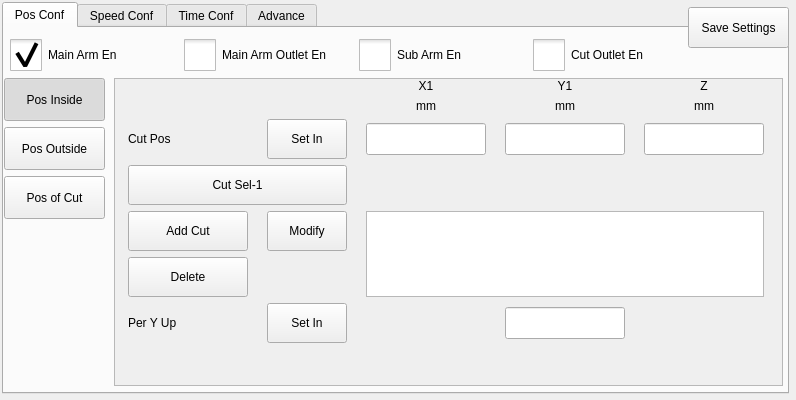
Before: the Qt Designer form hcinstruction/icsimpleteachpage.ui in dongdong-2009/3-5AxisRobot, drawn with Qt 5.
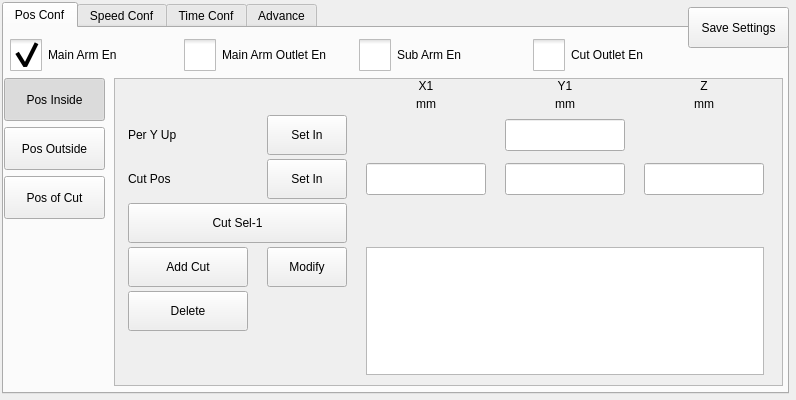
After: the same form once the commit is applied. The open tabs and pages were chosen to show the change. Icons and pictures are not drawn. Custom widgets are drawn as their Qt base class.

Commit message: 1.修复小问题

Diff of the .ui file:
```diff
--- a/hcinstruction/icsimpleteachpage.ui
+++ b/hcinstruction/icsimpleteachpage.ui
@@ -1289,6 +1289,9 @@
            <property name="bottomMargin">
             <number>10</number>
            </property>
+           <property name="verticalSpacing">
+            <number>4</number>
+           </property>
            <item row="0" column="3">
             <widget class="QLabel" name="pIX1Label_3">
              <property name="text">
@@ -1486,7 +1489,33 @@
              </property>
             </widget>
            </item>
-           <item row="7" column="2">
+           <item row="6" column="1">
+            <widget class="QPushButton" name="deleteCut">
+             <property name="minimumSize">
+              <size>
+               <width>0</width>
+               <height>40</height>
+              </size>
+             </property>
+             <property name="maximumSize">
+              <size>
+               <width>16777215</width>
+               <height>40</height>
+              </size>
+             </property>
+             <property name="text">
+              <string>Delete</string>
+             </property>
+            </widget>
+           </item>
+           <item row="2" column="1">
+            <widget class="QLabel" name="label_13">
+             <property name="text">
+              <string>Per Y Up</string>
+             </property>
+            </widget>
+           </item>
+           <item row="2" column="2">
             <widget class="QPushButton" name="cutPYUSetIn">
              <property name="minimumSize">
               <size>
@@ -1505,14 +1534,23 @@
              </property>
             </widget>
            </item>
-           <item row="4" column="3">
-            <widget class="QLabel" name="cutFInfo">
-             <property name="text">
-              <string/>
+           <item row="2" column="4">
+            <widget class="ICLineEditWithVirtualNumericKeypad" name="cutOutletPYU">
+             <property name="minimumSize">
+              <size>
+               <width>0</width>
+               <height>32</height>
+              </size>
+             </property>
+             <property name="maximumSize">
+              <size>
+               <width>120</width>
+               <height>16777215</height>
+              </size>
              </property>
             </widget>
            </item>
-           <item row="8" column="2">
+           <item row="8" column="1">
             <spacer name="verticalSpacer_3">
              <property name="orientation">
               <enum>Qt::Vertical</enum>
@@ -1525,51 +1563,16 @@
              </property>
             </spacer>
            </item>
-           <item row="7" column="1">
-            <widget class="QLabel" name="label_13">
-             <property name="text">
-              <string>Per Y Up</string>
-             </property>
-            </widget>
-           </item>
-           <item row="7" column="4">
-            <widget class="ICLineEditWithVirtualNumericKeypad" name="cutOutletPYU">
-             <property name="minimumSize">
-              <size>
-               <width>0</width>
-               <height>32</height>
-              </size>
-             </property>
-             <property name="maximumSize">
-              <size>
-               <width>120</width>
-               <height>16777215</height>
-              </size>
-             </property>
-            </widget>
-           </item>
-           <item row="6" column="1">
-            <widget class="QPushButton" name="deleteCut">
-             <property name="minimumSize">
-              <size>
-               <width>0</width>
-               <height>40</height>
-              </size>
-             </property>
-             <property name="maximumSize">
-              <size>
-               <width>16777215</width>
-               <height>40</height>
-              </size>
-             </property>
-             <property name="text">
-              <string>Delete</string>
-             </property>
-            </widget>
-           </item>
-           <item row="5" column="3" rowspan="2" colspan="3">
+           <item row="5" column="3" rowspan="3" colspan="3">
             <widget class="QListWidget" name="cutPosView"/>
            </item>
+           <item row="4" column="3" colspan="3">
+            <widget class="QLabel" name="cutFInfo">
+             <property name="text">
+              <string/>
+             </property>
+            </widget>
+           </item>
           </layout>
          </widget>
         </widget>
```
